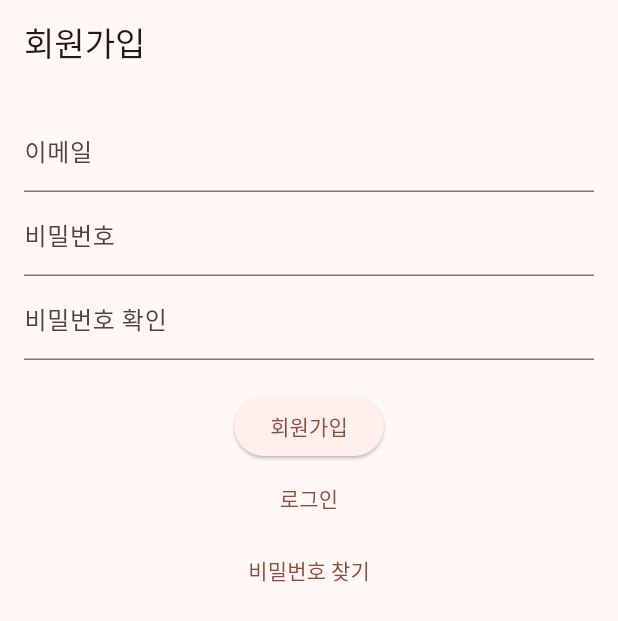
After one commit to suu3/flutter_todo, a Flutter app: the screen it shows after launch, after a tap on "로그인", after a tap on "회원가입", on a phone screen of 412 x 824 dp. The commit adds this screen. Shown: the top 621 px of the screen. Run offline on Flutter 3.47's test engine with Material 3 defaults, Android fonts, the phone set to English and light mode, and no system bars; our stand-ins replace equatable, flutter_dotenv, flutter_riverpod, fluttertoast, go_router, riverpod_annotation and 1 more; accounts and stored records are empty; generated files the repository leaves out were written again.

Commit message:
feat: sign up, sign in

```diff
--- /dev/null
+++ b/lib/constants/auth.dart
@@ -0,0 +1,29 @@
+import 'package:flutter_todo/constants/routes.dart';
+import 'package:supabase_flutter/supabase_flutter.dart';
+
+const List<String> authRoutes = [
+  Routes.signIn,
+  Routes.signUp,
+  Routes.findPassword,
+];
+
+const String mainEndpoint = Routes.home;
+
+bool isAuthRoute(String uri) {
+  return authRoutes.contains(uri);
+}
+
+String? redirectBySession(String uri, Session? session) {
+  if (session == null) {
+    // Not logged in, redirect to login page if trying to access a protected route
+    if (!isAuthRoute(uri)) {
+      return Routes.signIn;
+    }
+  } else {
+    // Logged in, redirect to home if trying to access auth pages
+    if (isAuthRoute(uri)) {
+      return Routes.home;
+    }
+  }
+  return null;
+}
--- /dev/null
+++ b/lib/constants/routes.dart
@@ -0,0 +1,6 @@
+class Routes {
+  static const String home = '/home';
+  static const String signIn = '/sign-in';
+  static const String signUp = '/sign-up';
+  static const String findPassword = '/find-password';
+}
--- a/lib/main.dart
+++ b/lib/main.dart
@@ -1,28 +1,63 @@
-import 'package:flutter/foundation.dart';
 import 'package:flutter/material.dart';
 import 'package:flutter_dotenv/flutter_dotenv.dart';
 import 'package:flutter_riverpod/flutter_riverpod.dart';
-import 'package:flutter_todo/screens/card_list_screen.dart';
 import 'package:flutter_todo/screens/todo_create_screen.dart';
 import 'package:flutter_todo/theme.dart';
-import 'package:supabase_auth_ui/supabase_auth_ui.dart';
-
+import 'package:flutter_todo/screens/auth/forgot_password.dart';
+import 'package:flutter_todo/screens/auth/sign_in.dart';
+import 'package:flutter_todo/screens/auth/sign_up.dart';
+import 'package:flutter_todo/service/auth.dart';
+import 'package:fluttertoast/fluttertoast.dart';
+import 'package:go_router/go_router.dart';
+import 'package:supabase_flutter/supabase_flutter.dart';
+import 'package:flutter_todo/constants/routes.dart'; //TODO : routes.붙여서 관리
+import 'constants/auth.dart'; //TODO: as Auth 붙여서 관리
 import 'util.dart';
 
 Future<void> main() async {
   WidgetsFlutterBinding.ensureInitialized();
 
-  await dotenv.load(fileName: ".env"); // 2번코드
+  await dotenv.load(fileName: ".env");
 
   await Supabase.initialize(
     url: dotenv.get('SUPABASE_URL'),
     anonKey: dotenv.get('SUPABASE_ANON_KEY'),
   );
-  runApp(const ProviderScope(child: MyApp()));
+
+  runApp(ProviderScope(child: MyApp()));
 }
 
 class MyApp extends StatelessWidget {
-  const MyApp({super.key});
+  MyApp({super.key});
+
+  final GoRouter _router = GoRouter(
+    initialLocation: Routes.signIn,
+    redirect: (context, state) {
+      final session = Supabase.instance.client.auth.currentSession;
+      return redirectBySession(state.uri.toString(), session);
+    },
+    routes: [
+      GoRoute(
+        path: Routes.home,
+        builder: (context, state) {
+          final String? welcomeMessage = state.extra as String?;
+          return const TodoCreateScreen();
+        },
+      ),
+      GoRoute(
+        path: Routes.signIn,
+        builder: (context, state) => const SignInScreen(),
+      ),
+      GoRoute(
+        path: Routes.signUp,
+        builder: (context, state) => const SignUpScreen(),
+      ),
+      GoRoute(
+        path: Routes.findPassword,
+        builder: (context, state) => const ForgotPasswordScreen(),
+      ),
+    ],
+  );
 
   // This widget is the root of your application.
   @override
@@ -38,110 +73,13 @@ class MyApp extends StatelessWidget {
     );
 
     MaterialTheme theme = MaterialTheme(textTheme);
-    return MaterialApp(
+
+    return MaterialApp.router(
+      routeInformationParser: _router.routeInformationParser,
+      routeInformationProvider: _router.routeInformationProvider,
+      routerDelegate: _router.routerDelegate,
       title: 'Flutter Demo',
       theme: brightness == Brightness.light ? theme.light() : theme.dark(),
-      home: const TodoCreateScreen(),
     );
   }
 }
-
-class MyHomePage extends StatefulWidget {
-  const MyHomePage({super.key, required this.title});
-
-  // This widget is the home page of your application. It is stateful, meaning
-  // that it has a State object (defined below) that contains fields that affect
-  // how it looks.
-
-  // This class is the configuration for the state. It holds the values (in this
-  // case the title) provided by the parent (in this case the App widget) and
-  // used by the build method of the State. Fields in a Widget subclass are
-  // always marked "final".
-
-  final String title;
-
-  @override
-  State<MyHomePage> createState() => _MyHomePageState();
-}
-
-class _MyHomePageState extends State<MyHomePage> {
-  int counter = 0;
-
-  void _incrementCounter() {
-    setState(() {
-      // This call to setState tells the Flutter framework that something has
-      // changed in this State, which causes it to rerun the build method below
-      // so that the display can reflect the updated values. If we changed
-      // _counter without calling setState(), then the build method would not be
-      // called again, and so nothing would appear to happen.
-      counter++;
-    });
-  }
-
-  @override
-  Widget build(BuildContext context) {
-    // This method is rerun every time setState is called, for instance as done
-    // by the _incrementCounter method above.
-    //
-    // The Flutter framework has been optimized to make rerunning build methods
-    // fast, so that you can just rebuild anything that needs updating rather
-    // than having to individually change instances of widgets.
-    return Scaffold(
-      appBar: AppBar(
-        // TRY THIS: Try changing the color here to a specific color (to
-        // Colors.amber, perhaps?) and trigger a hot reload to see the AppBar
-        // change color while the other colors stay the same.
-        backgroundColor: Theme.of(context).colorScheme.inversePrimary,
-        // Here we take the value from the MyHomePage object that was created by
-        // the App.build method, and use it to set our appbar title.
-        title: Text(widget.title),
-      ),
-      body: Center(
-        // Center is a layout widget. It takes a single child and positions it
-        // in the middle of the parent.
-        child: Column(
-          // Column is also a layout widget. It takes a list of children and
-          // arranges them vertically. By default, it sizes itself to fit its
-          // children horizontally, and tries to be as tall as its parent.
-          //
-          // Column has various properties to control how it sizes itself and
-          // how it positions its children. Here we use mainAxisAlignment to
-          // center the children vertically; the main axis here is the vertical
-          // axis because Columns are vertical (the cross axis would be
-          // horizontal).
-          //
-          // TRY THIS: Invoke "debug painting" (choose the "Toggle Debug Paint"
-          // action in the IDE, or press "p" in the console), to see the
-          // wireframe for each widget.
-          mainAxisAlignment: MainAxisAlignment.center,
-          children: <Widget>[
-            SupaEmailAuth(
-              redirectTo: kIsWeb ? null : 'io.mydomain.myapp://callback',
-              onSignInComplete: (response) {},
-              onSignUpComplete: (response) {},
-              onError: (error) => SnackBar(content: Text(error.toString())),
-              metadataFields: [
-                MetaDataField(
-                  prefixIcon: const Icon(Icons.person),
-                  label: 'Username',
-                  key: 'username',
-                  validator: (val) {
-                    if (val == null || val.isEmpty) {
-                      return 'Please enter something';
-                    }
-                    return null;
-                  },
-                ),
-              ],
-            ),
-          ],
-        ),
-      ),
-      floatingActionButton: FloatingActionButton(
-        onPressed: _incrementCounter,
-        tooltip: 'Increment',
-        child: const Icon(Icons.add),
-      ), // This trailing comma makes auto-formatting nicer for build methods.
-    );
-  }
-}
--- /dev/null
+++ b/lib/screens/auth/sign_in.dart
@@ -0,0 +1,211 @@
+import 'package:flutter/material.dart';
+import 'package:flutter_todo/constants/routes.dart';
+import 'package:go_router/go_router.dart';
+import 'package:supabase_flutter/supabase_flutter.dart';
+import 'package:fluttertoast/fluttertoast.dart';
+
+class SignInScreen extends StatefulWidget {
+  const SignInScreen({super.key});
+
+  @override
+  _SignInScreenState createState() => _SignInScreenState();
+}
+
+final supabase = Supabase.instance.client;
+
+class _SignInScreenState extends State<SignInScreen> {
+  final _formKey = GlobalKey<FormState>();
+  String _email = '';
+  String _password = '';
+
+  Future<void> _trySignIn() async {
+    if (_formKey.currentState!.validate()) {
+      _formKey.currentState!.save();
+
+      try {
+        final AuthResponse res = await supabase.auth.signInWithPassword(
+          email: _email,
+          password: _password,
+        );
+        final Session? session = res.session;
+        // print("session, $session, $mounted");
+        if (session != null && mounted) {
+          context.go(Routes.home); //, extra: '환영합니다!');
+        }
+      } on AuthException catch (error) {
+        String errorMessage = "로그인 중 오류가 발생했습니다: ${error.message}";
+
+        if (error.statusCode == '400') {
+          errorMessage = "존재하지 않는 계정입니다.";
+        }
+
+        Fluttertoast.showToast(
+          msg: errorMessage,
+          toastLength: Toast.LENGTH_SHORT,
+          gravity: ToastGravity.BOTTOM,
+          timeInSecForIosWeb: 1,
+          backgroundColor: Colors.red,
+          textColor: Colors.white,
+          fontSize: 16.0,
+        );
+      } catch (error) {
+        Fluttertoast.showToast(
+          msg: "로그인 중 알 수 없는 오류가 발생했습니다.",
+          toastLength: Toast.LENGTH_SHORT,
+          gravity: ToastGravity.BOTTOM,
+          timeInSecForIosWeb: 1,
+          backgroundColor: Colors.red,
+          textColor: Colors.white,
+          fontSize: 16.0,
+        );
+      }
+    }
+  }
+
+  @override
+  Widget build(BuildContext context) {
+    return Scaffold(
+      body: Stack(
+        children: [
+          Positioned.fill(
+            child: CustomPaint(
+              painter: BackgroundPainter(),
+            ),
+          ),
+          SingleChildScrollView(
+            child: Padding(
+              padding:
+                  const EdgeInsets.symmetric(horizontal: 24.0, vertical: 80.0),
+              child: Column(
+                crossAxisAlignment: CrossAxisAlignment.stretch,
+                children: [
+                  const Text(
+                    '로그인',
+                    style: TextStyle(
+                      fontSize: 32.0,
+                      fontWeight: FontWeight.bold,
+                      color: Colors.black,
+                    ),
+                    textAlign: TextAlign.center,
+                  ),
+                  const SizedBox(height: 40),
+                  Form(
+                    key: _formKey,
+                    child: Column(
+                      children: [
+                        TextFormField(
+                          decoration: const InputDecoration(
+                            labelText: '이메일',
+                            filled: true,
+                            fillColor: Colors.white,
+                            border: OutlineInputBorder(
+                              borderRadius:
+                                  BorderRadius.all(Radius.circular(8.0)),
+                            ),
+                          ),
+                          keyboardType: TextInputType.emailAddress,
+                          validator: (value) {
+                            if (value == null || value.isEmpty) {
+                              return '이메일을 입력하세요';
+                            }
+                            return null;
+                          },
+                          onSaved: (value) {
+                            _email = value!;
+                          },
+                        ),
+                        const SizedBox(height: 16),
+                        TextFormField(
+                          decoration: const InputDecoration(
+                            labelText: '비밀번호',
+                            filled: true,
+                            fillColor: Colors.white,
+                            border: OutlineInputBorder(
+                              borderRadius:
+                                  BorderRadius.all(Radius.circular(8.0)),
+                            ),
+                          ),
+                          obscureText: true,
+                          validator: (value) {
+                            if (value == null || value.isEmpty) {
+                              return '비밀번호를 입력하세요';
+                            }
+                            return null;
+                          },
+                          onSaved: (value) {
+                            _password = value!;
+                          },
+                        ),
+                        const SizedBox(height: 24),
+                        SizedBox(
+                          width: double.infinity,
+                          child: ElevatedButton(
+                            onPressed: _trySignIn,
+                            style: ElevatedButton.styleFrom(
+                              backgroundColor: Colors.yellow[700],
+                              padding: const EdgeInsets.symmetric(vertical: 20),
+                              shape: RoundedRectangleBorder(
+                                borderRadius: BorderRadius.circular(8.0),
+                              ),
+                            ),
+                            child: const Text(
+                              '로그인',
+                              style: TextStyle(color: Colors.black),
+                            ),
+                          ),
+                        ),
+                        const SizedBox(height: 16),
+                        TextButton(
+                          onPressed: () {
+                            context.go(Routes.signUp);
+                          },
+                          child: const Text(
+                            '회원가입',
+                            style: TextStyle(color: Colors.black38),
+                          ),
+                        ),
+                        TextButton(
+                          onPressed: () {
+                            context.go(Routes.findPassword);
+                          },
+                          child: const Text(
+                            '비밀번호 찾기',
+                            style: TextStyle(color: Colors.black38),
+                          ),
+                        ),
+                      ],
+                    ),
+                  ),
+                ],
+              ),
+            ),
+          ),
+        ],
+      ),
+    );
+  }
+}
+
+class BackgroundPainter extends CustomPainter {
+  @override
+  void paint(Canvas canvas, Size size) {
+    final paint = Paint()
+      ..color = Colors.yellow[700]!
+      ..style = PaintingStyle.fill;
+
+    final path = Path()
+      ..moveTo(0, 0)
+      ..lineTo(0, size.height * 0.4)
+      ..quadraticBezierTo(
+          size.width * 0.5, size.height * 0.6, size.width, size.height * 0.4)
+      ..lineTo(size.width, 0)
+      ..close();
+
+    canvas.drawPath(path, paint);
+  }
+
+  @override
+  bool shouldRepaint(covariant CustomPainter oldDelegate) {
+    return false;
+  }
+}
--- /dev/null
+++ b/lib/screens/auth/sign_up.dart
@@ -0,0 +1,140 @@
+import 'package:flutter/material.dart';
+import 'package:flutter_todo/constants/routes.dart';
+import 'package:flutter_todo/service/auth.dart';
+import 'package:flutter_todo/utils/validators.dart';
+import 'package:fluttertoast/fluttertoast.dart';
+import 'package:go_router/go_router.dart';
+import 'package:supabase_flutter/supabase_flutter.dart';
+
+class SignUpScreen extends StatefulWidget {
+  const SignUpScreen({super.key});
+
+  @override
+  _SignUpScreenState createState() => _SignUpScreenState();
+}
+
+class _SignUpScreenState extends State<SignUpScreen> {
+  final _formKey = GlobalKey<FormState>();
+  String _email = '';
+  String _password = '';
+
+  final AuthService _authService = AuthService();
+
+  Future<void> _trySignUp() async {
+    if (_formKey.currentState!.validate()) {
+      _formKey.currentState!.save();
+
+      try {
+        await _authService.signUp(_email, _password);
+        Fluttertoast.showToast(
+          msg: "회원가입 성공!",
+          toastLength: Toast.LENGTH_SHORT,
+          gravity: ToastGravity.BOTTOM,
+          timeInSecForIosWeb: 1,
+          backgroundColor: Colors.green,
+          textColor: Colors.white,
+          fontSize: 16.0,
+        );
+        // 회원가입 후 다른 화면으로 이동
+      } on AuthException catch (error) {
+        String errorMessage = "회원가입 중 오류가 발생했습니다: ${error.message}";
+
+        switch (error.statusCode) {
+          case '400':
+            errorMessage = "잘못된 요청입니다.";
+            break;
+          case '409':
+            errorMessage = "이미 존재하는 이메일입니다.";
+            break;
+        }
+
+        Fluttertoast.showToast(
+          msg: errorMessage,
+          toastLength: Toast.LENGTH_SHORT,
+          gravity: ToastGravity.BOTTOM,
+          timeInSecForIosWeb: 1,
+          backgroundColor: Colors.red,
+          textColor: Colors.white,
+          fontSize: 16.0,
+        );
+      } catch (error) {
+        Fluttertoast.showToast(
+          msg: "회원가입 중 알 수 없는 오류가 발생했습니다.",
+          toastLength: Toast.LENGTH_SHORT,
+          gravity: ToastGravity.BOTTOM,
+          timeInSecForIosWeb: 1,
+          backgroundColor: Colors.red,
+          textColor: Colors.white,
+          fontSize: 16.0,
+        );
+      }
+    }
+  }
+
+  @override
+  Widget build(BuildContext context) {
+    return Scaffold(
+      appBar: AppBar(
+        title: const Text('회원가입'),
+      ),
+      body: Padding(
+        padding: const EdgeInsets.all(16.0),
+        child: Form(
+          key: _formKey,
+          child: Column(
+            children: [
+              TextFormField(
+                decoration: const InputDecoration(labelText: '이메일'),
+                keyboardType: TextInputType.emailAddress,
+                validator: Validators.validateEmail,
+                onSaved: (value) {
+                  _email = value!;
+                },
+              ),
+              TextFormField(
+                decoration: const InputDecoration(labelText: '비밀번호'),
+                obscureText: true,
+                validator: Validators.validatePassword,
+                onChanged: (value) {
+                  setState(() {
+                    _password = value;
+                  });
+                },
+                onSaved: (value) {
+                  _password = value!;
+                },
+              ),
+              TextFormField(
+                decoration: const InputDecoration(labelText: '비밀번호 확인'),
+                obscureText: true,
+                validator: (value) =>
+                    Validators.validateConfirmPassword(value, _password),
+                onChanged: (value) {
+                  setState(() {});
+                },
+                onSaved: (value) {},
+              ),
+              const SizedBox(height: 20),
+              ElevatedButton(
+                onPressed: _trySignUp,
+                child: const Text('회원가입'),
+              ),
+              TextButton(
+                onPressed: () {
+                  context.go(Routes.signIn);
+                },
+                child: const Text('로그인'),
+              ),
+              TextButton(
+                onPressed: () {
+                  context.go(Routes.findPassword);
+                },
+                child: const Text('비밀번호 찾기'),
+              ),
+            ],
+          ),
+        ),
+      ),
+    );
+  }
+}
--- /dev/null
+++ b/lib/utils/validators.dart
@@ -0,0 +1,35 @@
+class Validators {
+    static final RegExp _emailRegExp = RegExp(
+      r'^[a-zA-Z0-9.!#$%&’*+/=?^_`{|}~-]+@[a-zA-Z0-9-]+\.[a-zA-Z0-9-]+$',
+    );
+
+    static String? validateEmail(String? value) {
+      if (value == null || value.isEmpty) {
+        return '이메일을 입력하세요';
+      }
+      if (!_emailRegExp.hasMatch(value)) {
+        return '유효한 이메일 주소를 입력하세요';
+      }
+      return null;
+    }
+
+    static String? validatePassword(String? value) {
+      if (value == null || value.isEmpty) {
+        return '비밀번호를 입력하세요';
+      }
+      if (value.length < 6) {
+        return '비밀번호는 최소 6자 이상이어야 합니다';
+      }
+      return null;
+    }
+
+    static String? validateConfirmPassword(String? value, String password) {
+      if (value == null || value.isEmpty) {
+        return '비밀번호 확인을 입력하세요';
+      }
+      if (value != password) {
+        return '비밀번호가 일치하지 않습니다';
+      }
+      return null;
+    }
+  }
--- a/pubspec.yaml
+++ b/pubspec.yaml
@@ -40,8 +40,8 @@ dependencies:
   uuid: ^4.4.2
   equatable: ^2.0.5
   supabase_flutter: ^2.5.8
-  supabase_auth_ui: ^0.5.0
   flutter_dotenv: ^5.1.0
+  fluttertoast: ^8.2.6
 
 dev_dependencies:
   flutter_test:
```
Also changed, not shown: lib/screens/auth/forgot_password.dart (added, +58 -0 lines), lib/screens/todo_create_screen.dart (+18 -1 lines), lib/service/auth.dart (added, +27 -0 lines), pubspec.lock, 2 other files.
